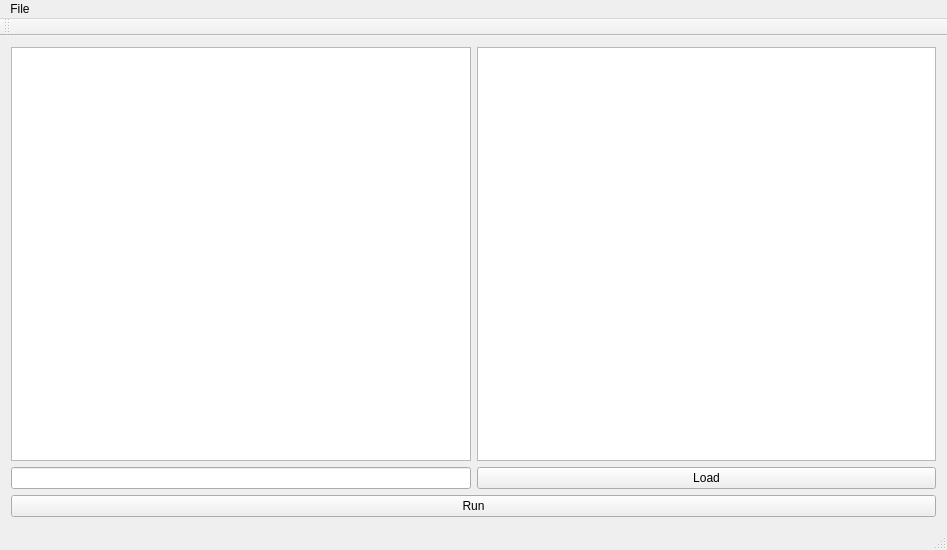
Qt form source/Imagify/ImagifyMainWindow.ui (Konstantysz/imagify) before a commit.
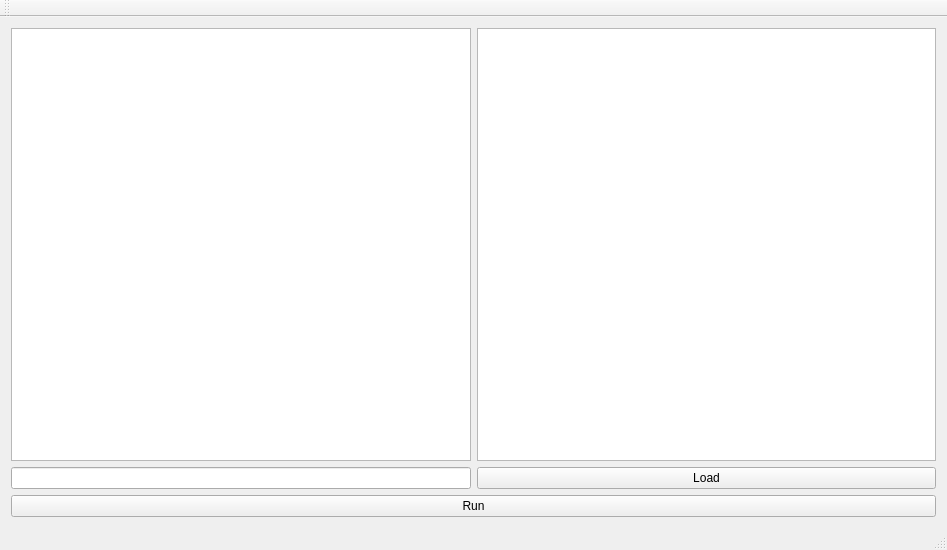
The same form after that commit. Icons and pictures are not drawn.

Commit message: Update names and prototyped signals

Diff of the .ui file:
```diff
--- a/source/Imagify/ImagifyMainWindow.ui
+++ b/source/Imagify/ImagifyMainWindow.ui
@@ -59,16 +59,9 @@
      <x>0</x>
      <y>0</y>
      <width>947</width>
-     <height>25</height>
+     <height>26</height>
     </rect>
    </property>
-   <widget class="QMenu" name="menuFile">
-    <property name="title">
-     <string>File</string>
-    </property>
-    <addaction name="actionReset"/>
-   </widget>
-   <addaction name="menuFile"/>
   </widget>
   <action name="actionReset">
    <property name="icon">
```
Left out of the diff: 12 changed lines with no effect on the pictures. The commit also changes 2 other files.
